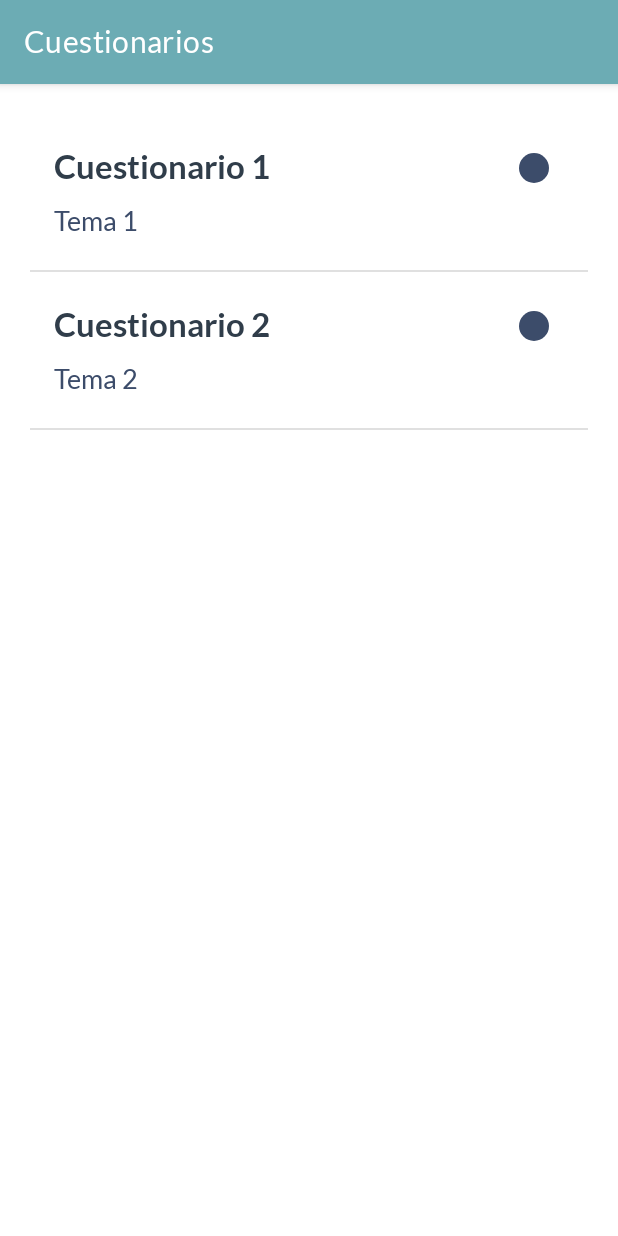
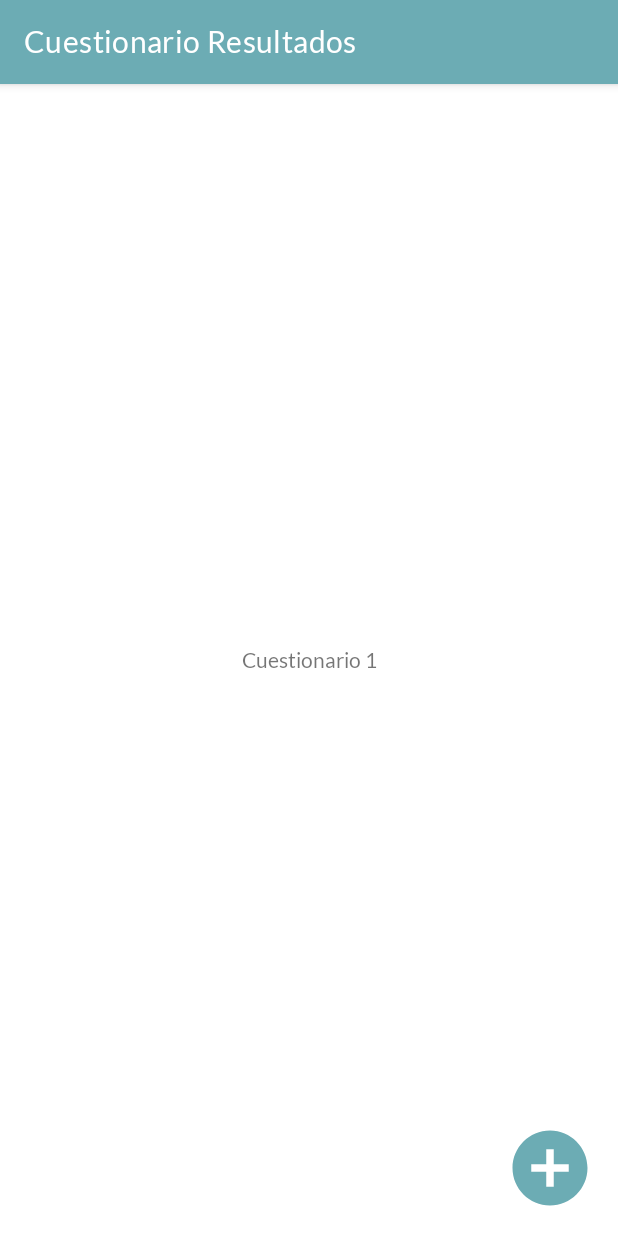
Before and after one commit to lalofcaunam/serviciosocial_app, an Android app: the CuestionariosAlumno screen opened directly, with no data from a screen before it, after a tap on "Cuestionario 1", on a phone screen of 412 x 824 dp. Run offline under Robolectric (Android 15) with nearby library versions, the phone set to English and light mode, and no system bars.

Commit message:
Vista de resultados cuestionario alumno

```diff
--- a/front/EstudiaFCA/app/src/main/java/com/lalofcaunam/estudiafca/Alumno/CuestionariosAlumno.java
+++ b/front/EstudiaFCA/app/src/main/java/com/lalofcaunam/estudiafca/Alumno/CuestionariosAlumno.java
@@ -50,6 +50,9 @@ public class CuestionariosAlumno extends AppCompatActivity {
                 @Override
                 public void onItemClick(AdapterView<?> parent, View view, int position, long id) {
                     Toast.makeText(CuestionariosAlumno.this, mTitulo[position], Toast.LENGTH_SHORT).show();
+                    Intent resultadosCuestionarioAlumno = new Intent(CuestionariosAlumno.this, ResultadosCuestionarioAlumno.class);
+                    resultadosCuestionarioAlumno.putExtra("tituloCuestionario", mTitulo[position]);
+                    startActivity(resultadosCuestionarioAlumno);
                 }
             });
         } else {
--- /dev/null
+++ b/front/EstudiaFCA/app/src/main/java/com/lalofcaunam/estudiafca/Alumno/ResultadosCuestionarioAlumno.java
@@ -0,0 +1,52 @@
+package com.lalofcaunam.estudiafca.Alumno;
+
+import android.content.Intent;
+import android.os.Bundle;
+import android.view.View;
+import android.widget.Button;
+import android.widget.TextView;
+import android.widget.Toast;
+
+import androidx.appcompat.app.AppCompatActivity;
+
+import com.lalofcaunam.estudiafca.R;
+
+public class ResultadosCuestionarioAlumno extends AppCompatActivity {
+
+    TextView textResultadoCuestionariosAlumno;
+    String titulo;
+    Button btnAddResultadoCuestionarioAlumno;
+
+    @Override
+    protected void onCreate(Bundle savedInstanceState) {
+        super.onCreate(savedInstanceState);
+        setContentView(R.layout.activity_resultados_cuestionario_alumno);
+        initComponents();
+    }
+
+    public void initComponents() {
+        Bundle extras = getIntent().getExtras();
+        titulo = extras.getString("tituloCuestionario");
+
+        textResultadoCuestionariosAlumno = findViewById(R.id.textResultadoCuestionariosAlumno);
+        btnAddResultadoCuestionarioAlumno = findViewById(R.id.btnAddResultadoCuestionarioAlumno);
+
+        setData();
+        listener();
+    }
+
+    public void setData(){
+        textResultadoCuestionariosAlumno.setText(titulo);
+    }
+
+    public void listener(){
+        btnAddResultadoCuestionarioAlumno.setOnClickListener(new View.OnClickListener() {
+            @Override
+            public void onClick(View v) {
+                Intent addResultadoAlumno = new Intent(ResultadosCuestionarioAlumno.this, AddResultadoCuestionario.class);
+                addResultadoAlumno.putExtra("textPregunta", titulo);
+                startActivity(addResultadoAlumno);
+            }
+        });
+    }
+}
--- /dev/null
+++ b/front/EstudiaFCA/app/src/main/res/drawable/ic_baseline_info_24.xml
@@ -0,0 +1,5 @@
+<vector android:height="40dp" android:tint="#A74E79"
+    android:viewportHeight="24" android:viewportWidth="24"
+    android:width="40dp" xmlns:android="http://schemas.android.com/apk/res/android">
+    <path android:fillColor="@android:color/white" android:pathData="M12,2C6.48,2 2,6.48 2,12s4.48,10 10,10 10,-4.48 10,-10S17.52,2 12,2zM13,17h-2v-6h2v6zM13,9h-2L11,7h2v2z"/>
+</vector>
--- a/front/EstudiaFCA/app/src/main/res/layout/activity_cuestionarios_alumno.xml
+++ b/front/EstudiaFCA/app/src/main/res/layout/activity_cuestionarios_alumno.xml
@@ -7,7 +7,7 @@
 
     <TextView
         android:id="@+id/textCuestionariosAlumno"
-        android:text="No hay ningun cuestrionario"
+        android:text="No hay ningun cuestionario por contestar"
         android:layout_width="match_parent"
         android:layout_height="match_parent"
         android:paddingHorizontal="55dp"
--- /dev/null
+++ b/front/EstudiaFCA/app/src/main/res/layout/activity_resultados_cuestionario_alumno.xml
@@ -0,0 +1,28 @@
+<?xml version="1.0" encoding="utf-8"?>
+<FrameLayout
+    xmlns:android="http://schemas.android.com/apk/res/android"
+    android:layout_width="match_parent"
+    android:layout_height="match_parent"
+    android:orientation="vertical">
+
+    <TextView
+        android:id="@+id/textResultadoCuestionariosAlumno"
+        android:text="No hay intentos por contestar este cuestionario"
+        android:layout_width="match_parent"
+        android:layout_height="match_parent"
+        android:paddingHorizontal="55dp"
+        android:gravity="center" />
+
+    <Button
+        android:id="@+id/btnAddResultadoCuestionarioAlumno"
+        android:layout_width="60dp"
+        android:layout_height="60dp"
+        android:layout_gravity="bottom|right"
+        android:gravity="bottom"
+        android:layout_margin="15dp"
+        android:elevation="50dp"
+        android:background="@drawable/ic_baseline_add_circle_24"
+        android:drawableTint="@color/colorBtn"
+        android:backgroundTint="@color/colorBtn"/>
+
+</FrameLayout>
--- a/front/EstudiaFCA/app/src/main/res/layout/row_cuestionarios_alumno.xml
+++ b/front/EstudiaFCA/app/src/main/res/layout/row_cuestionarios_alumno.xml
@@ -2,9 +2,10 @@
 <LinearLayout
     xmlns:android="http://schemas.android.com/apk/res/android"
     android:layout_width="match_parent"
-    android:layout_height="match_parent"
+    android:layout_height="wrap_content"
     android:orientation="horizontal"
-    android:padding="16dp">
+    android:padding="16dp"
+    android:layout_marginBottom="5dp">
 
     <LinearLayout
         android:layout_width="wrap_content"
@@ -34,10 +35,11 @@
         android:layout_height="wrap_content">
 
         <ImageView
-            android:layout_width="20dp"
-            android:layout_height="20dp"
-            android:src="@drawable/onboarding_indicator_inactive"
-            android:layout_margin="10dp"
+            android:layout_width="25dp"
+            android:layout_height="25dp"
+            android:src="@drawable/ic_baseline_info_24"
+            android:layout_marginRight="5dp"
+            android:layout_marginTop="5dp"
             android:layout_gravity="end"/>
 
     </FrameLayout>
```
Also changed, not shown: front/EstudiaFCA/app/src/main/AndroidManifest.xml (+18 -4 lines), front/EstudiaFCA/app/src/main/java/com/lalofcaunam/estudiafca/Alumno/AddResultadoCuestionario.java (added, +34 -0 lines), front/EstudiaFCA/app/src/main/java/com/lalofcaunam/estudiafca/Alumno/ResultadoFinalAlumno.java (added, +18 -0 lines), front/EstudiaFCA/app/src/main/res/layout/activity_add_resultado_alumno.xml (added, +137 -0 lines), front/EstudiaFCA/app/src/main/res/layout/activity_resultado_final_alumno.xml (added, +137 -0 lines).
